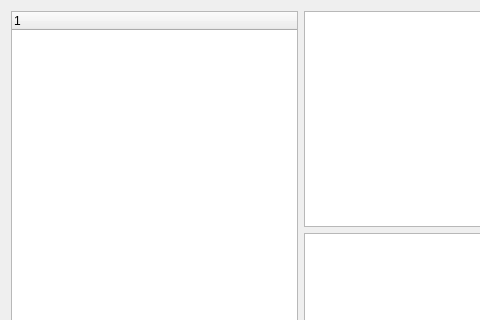
First picture: the form in statistikbanken_dialog_base.ui, repository regiongis/statistikbanken, before the edit; both pictures show x 0 to 480 and y 0 to 320 of the 601 by 488 pixel window.
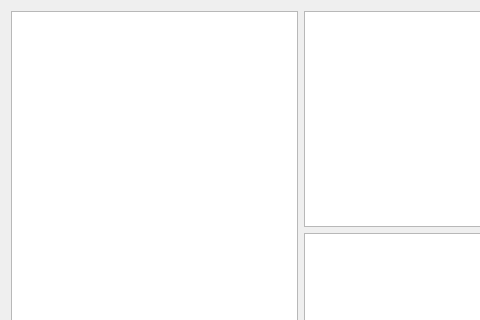
Second picture: the form after the edit.

Commit message: view --> widgets

What changed in the file:
```diff
--- a/statistikbanken_dialog_base.ui
+++ b/statistikbanken_dialog_base.ui
@@ -28,12 +28,10 @@
     </widget>
    </item>
    <item row="0" column="0" rowspan="2">
-    <widget class="QTreeWidget" name="treeWidget">
-     <column>
-      <property name="text">
-       <string notr="true">1</string>
-      </property>
-     </column>
+    <widget class="QTreeView" name="treeView">
+     <property name="headerHidden">
+      <bool>false</bool>
+     </property>
     </widget>
    </item>
   </layout>
```
